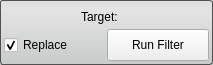
First picture: the form in src/Interface/ToolInterface/GradientMagnitudeFilterInterface.ui, repository SCIInstitute/Seg3D, before the edit.
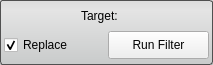
Second picture: the form after the edit.

Commit message: updates for adding filter actions, some filter actions

```diff
--- a/src/Interface/ToolInterface/GradientMagnitudeFilterInterface.ui
+++ b/src/Interface/ToolInterface/GradientMagnitudeFilterInterface.ui
@@ -40,7 +40,7 @@
   </property>
   <layout class="QVBoxLayout" name="verticalLayout">
    <property name="spacing">
-    <number>0</number>
+    <number>2</number>
    </property>
    <property name="margin">
     <number>4</number>
@@ -106,13 +106,13 @@
        <property name="minimumSize">
         <size>
          <width>0</width>
-         <height>32</height>
+         <height>28</height>
         </size>
        </property>
        <property name="maximumSize">
         <size>
          <width>16777215</width>
-         <height>32</height>
+         <height>28</height>
         </size>
        </property>
        <property name="text">
```
Left out of the diff: 2 changed lines with no effect on the pictures. The commit also changes 57 other files.
